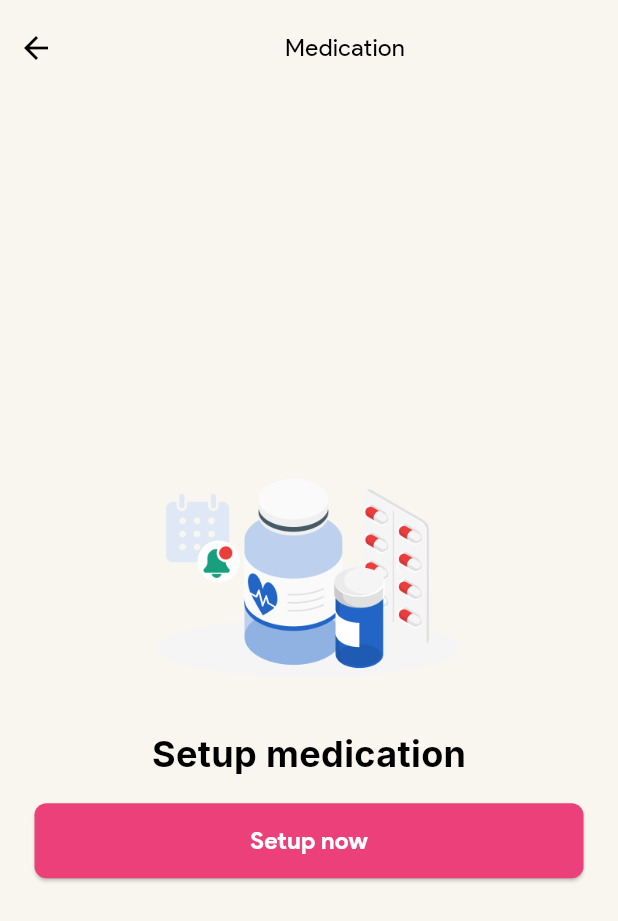
After one commit to dustin-goldenowl/safebump, a Flutter app: the MedicationScreen screen opened by its route, on a phone screen of 412 x 824 dp. The commit adds this screen. Shown: the top 921 px of the screen. Run offline on Flutter 3.47's test engine with Material 3 defaults, Android fonts, the phone set to English and light mode, and no system bars; our stand-ins replace bloc, bot_toast, cached_network_image, cloud_firestore, convex_bottom_bar, device_info_plus and 25 more; missing offline and left inert: board_datetime_picker; accounts and stored records are empty; generated files the repository leaves out were written again.

Commit message:
Show all medication page

```diff
--- a/lib/gen/assets.gen.dart
+++ b/lib/gen/assets.gen.dart
@@ -74,6 +74,10 @@ class $AssetsImagesImagesGen {
   AssetGenImage get logo =>
       const AssetGenImage('assets/images/images/logo.png');
 
+  /// File path: assets/images/images/medicine.png
+  AssetGenImage get medicine =>
+      const AssetGenImage('assets/images/images/medicine.png');
+
   /// File path: assets/images/images/provice_educational.png
   AssetGenImage get proviceEducational =>
       const AssetGenImage('assets/images/images/provice_educational.png');
@@ -101,6 +105,7 @@ class $AssetsImagesImagesGen {
         icCorrect,
         icWrong,
         logo,
+        medicine,
         proviceEducational,
         provideCommunity,
         provideTracking,
--- a/lib/src/config/constant/app_constant.dart
+++ b/lib/src/config/constant/app_constant.dart
@@ -42,7 +42,7 @@ class AppConstant {
   static List<ExtensionModel> getListExtensionData(BuildContext context) => [
         ExtensionModel(
             label: S.of(context).medicines,
-            routeName: AppRouteNames.dashboard.name,
+            routeName: AppRouteNames.medication.name,
             icon: Icons.medical_information),
         ExtensionModel(
             label: S.of(context).exercises,
--- /dev/null
+++ b/lib/src/feature/medicine/logic/medication_state.dart
@@ -0,0 +1,19 @@
+import 'package:safebump/src/network/model/medications/medication.dart';
+
+enum MedicationScreenStatus { init, fetching, fail, success }
+
+class MedicationState {
+  MedicationState({
+    required this.listMedication,
+    this.status = MedicationScreenStatus.init,
+  });
+
+  final List<MMedication> listMedication;
+  final MedicationScreenStatus status;
+  MedicationState copyWith(
+      {List<MMedication>? listMedication, MedicationScreenStatus? status}) {
+    return MedicationState(
+        listMedication: listMedication ?? this.listMedication,
+        status: status ?? this.status);
+  }
+}
--- /dev/null
+++ b/lib/src/feature/medicine/view/medication_screen.dart
@@ -0,0 +1,159 @@
+import 'package:flutter/material.dart';
+import 'package:flutter_bloc/flutter_bloc.dart';
+import 'package:safebump/gen/assets.gen.dart';
+import 'package:safebump/gen/fonts.gen.dart';
+import 'package:safebump/src/feature/medicine/logic/medication_bloc.dart';
+import 'package:safebump/src/feature/medicine/logic/medication_state.dart';
+import 'package:safebump/src/feature/medicine/widget/set_up_medication_screen.dart';
+import 'package:safebump/src/localization/localization_utils.dart';
+import 'package:safebump/src/router/coordinator.dart';
+import 'package:safebump/src/theme/colors.dart';
+import 'package:safebump/src/theme/value.dart';
+import 'package:safebump/src/utils/padding_utils.dart';
+import 'package:safebump/widget/appbar/appbar_dashboard.dart';
+import 'package:safebump/widget/button/fill_button.dart';
+
+class MedicationScreen extends StatefulWidget {
+  const MedicationScreen({Key? key}) : super(key: key);
+
+  @override
+  State<MedicationScreen> createState() => _MedicationScreenState();
+}
+
+class _MedicationScreenState extends State<MedicationScreen>
+    with SingleTickerProviderStateMixin {
+  var inited = false;
+
+  @override
+  void initState() {
+    super.initState();
+    context.read<MedicationBloc>().inital();
+  }
+
+  @override
+  Widget build(BuildContext context) {
+    return Scaffold(
+        body: SafeArea(
+      child: Column(
+        children: [
+          _renderAppBar(context),
+          BlocBuilder<MedicationBloc, MedicationState>(
+            buildWhen: (previous, current) =>
+                previous.status != current.status ||
+                previous.listMedication != current.listMedication,
+            builder: (context, state) {
+              switch (state.status) {
+                case MedicationScreenStatus.fail:
+                  return _renderFailFetchQuestion();
+                case MedicationScreenStatus.success:
+                  return state.listMedication.isEmpty
+                      ? const Expanded(child: SetupMedicationScreen())
+                      : _renderMedicationContent();
+                default:
+                  return const SizedBox.shrink();
+              }
+            },
+          )
+        ],
+      ),
+    ));
+  }
+
+  Widget _renderFailFetchQuestion() {
+    return Padding(
+      padding: const EdgeInsets.symmetric(horizontal: AppPadding.p16),
+      child: Column(
+        mainAxisSize: MainAxisSize.max,
+        mainAxisAlignment: MainAxisAlignment.center,
+        children: [
+          Assets.svg.emptyIllustratiom.svg(),
+          Text(
+            S.of(context).someThingWentWrong,
+            style: const TextStyle(
+                fontFamily: FontFamily.abel,
+                fontSize: AppFontSize.f20,
+                color: AppColors.black),
+          ),
+          XPaddingUtils.verticalPadding(height: AppPadding.p16),
+          XFillButton(
+              onPressed: () => context.read<MedicationBloc>().inital(),
+              label: Text(
+                S.of(context).tryAgain,
+                style: const TextStyle(
+                  fontFamily: FontFamily.productSans,
+                  fontWeight: FontWeight.bold,
+                  fontSize: AppFontSize.f20,
+                  color: AppColors.white,
+                ),
+              )),
+          XPaddingUtils.verticalPadding(height: AppPadding.p45),
+        ],
+      ),
+    );
+  }
+
+  Widget _renderMedicationContent() {
+    return Column(
+      children: [
+        _renderHeaderMedication(),
+        const SizedBox(height: AppSize.s10),
+        _renderTabBarView(),
+      ],
+    );
+  }
+
+  Widget _renderAppBar(BuildContext context) {
+    return XAppBarDashboard(
+      title: S.of(context).medication,
+      leading: IconButton(
+        onPressed: () {
+          AppCoordinator.pop();
+        },
+        icon: const Icon(Icons.arrow_back),
+      ),
+      isTitleCenter: true,
+    );
+  }
+
+  Widget _renderTabBarView() {
+    return Expanded(
+        child: Padding(
+      padding: const EdgeInsets.symmetric(horizontal: AppPadding.p16),
+      child: SingleChildScrollView(
+        child: _renderMedicationList(context),
+      ),
+    ));
+  }
+
+  Widget _renderMedicationList(BuildContext context) {
+    return Container();
+  }
+
+  Widget _renderHeaderMedication() {
+    return Padding(
+      padding: const EdgeInsets.symmetric(horizontal: AppPadding.p16),
+      child: Row(
+        mainAxisAlignment: MainAxisAlignment.spaceBetween,
+        children: [
+          Text(
+            S.of(context).medication,
+            textScaler: TextScaler.noScaling,
+            style: const TextStyle(
+                fontFamily: FontFamily.abel,
+                fontWeight: FontWeight.bold,
+                fontSize: AppFontSize.f24,
+                color: AppColors.black),
+          ),
+          IconButton(
+              splashColor: Colors.transparent,
+              highlightColor: Colors.transparent,
+              onPressed: () {},
+              icon: const Icon(
+                Icons.add_circle_outline,
+                color: AppColors.primary,
+              )),
+        ],
+      ),
+    );
+  }
+}
--- /dev/null
+++ b/lib/src/feature/medicine/widget/set_up_medication_screen.dart
@@ -0,0 +1,81 @@
+import 'package:flutter/material.dart';
+import 'package:safebump/gen/assets.gen.dart';
+import 'package:safebump/gen/fonts.gen.dart';
+import 'package:safebump/src/localization/localization_utils.dart';
+import 'package:safebump/src/theme/colors.dart';
+import 'package:safebump/src/theme/value.dart';
+import 'package:safebump/src/utils/padding_utils.dart';
+import 'package:safebump/widget/button/fill_button.dart';
+
+class SetupMedicationScreen extends StatelessWidget {
+  const SetupMedicationScreen({Key? key}) : super(key: key);
+
+  @override
+  Widget build(BuildContext context) {
+    return Column(
+      mainAxisSize: MainAxisSize.max,
+      mainAxisAlignment: MainAxisAlignment.center,
+      children: [
+        _renderCardContent(context),
+      ],
+    );
+  }
+
+  Widget _renderCardContent(context) {
+    return Padding(
+      padding: const EdgeInsets.symmetric(horizontal: AppPadding.p23),
+      child: Column(
+        mainAxisAlignment: MainAxisAlignment.start,
+        crossAxisAlignment: CrossAxisAlignment.center,
+        children: [
+          _renderMedicationsImage(context),
+          XPaddingUtils.verticalPadding(height: AppPadding.p16),
+          Text(
+            S.of(context).setupMedication,
+            textScaler: TextScaler.noScaling,
+            style: const TextStyle(
+                fontFamily: FontFamily.inter,
+                fontWeight: FontWeight.bold,
+                fontSize: AppFontSize.f24,
+                color: AppColors.black),
+          ),
+          XPaddingUtils.verticalPadding(height: AppPadding.p16),
+          _renderSetupButton(context),
+        ],
+      ),
+    );
+  }
+
+  Container _renderMedicationsImage(context) {
+    return Container(
+      height: 175,
+      width: 327,
+      decoration: BoxDecoration(
+        image: DecorationImage(
+          image: Assets.images.images.medicine.provider(),
+          fit: BoxFit.fitHeight,
+        ),
+      ),
+    );
+  }
+
+  Widget _renderSetupButton(context) {
+    return SizedBox(
+      width: MediaQuery.of(context).size.width,
+      child: XFillButton(
+        label: Text(
+          S.of(context).setupNow,
+          textScaler: TextScaler.noScaling,
+          style: const TextStyle(
+              fontFamily: FontFamily.productSans,
+              fontWeight: FontWeight.bold,
+              fontSize: AppFontSize.f16,
+              color: AppColors.white),
+        ),
+        onPressed: () {
+          //TODO: setup
+        },
+      ),
+    );
+  }
+}
--- a/lib/src/localization/app_en.arb
+++ b/lib/src/localization/app_en.arb
@@ -166,5 +166,26 @@
     "doTheTestAgain": "Do the test again",
     "maybeLater": "Maybe later",
     "previous": "Previous",
-    "finish": "Finish"
+    "finish": "Finish",
+    "addAMedication": "Add a medication",
+    "whatMedicationWillYouTake" : "What medication will you take?",
+    "medicationName": "Medication name",
+    "dose": "Dose",
+    "unit": "Unit(s)",
+    "notes": "Notes",
+    "addYourNotesHere": "Add your notes here",
+    "doYouWantToSetReminder": "Do you want to set reminder?",
+    "set": "Set",
+    "setReminder": "Set reminder",
+    "howOftenDoYouTakeDose": "How often do you take dose?",
+    "frequency": "Frequency",
+    "everyDay": "Everyday",
+    "timeToTake": "Time to take",
+    "addATime": "Add a time",
+    "addMore": "Add more",
+    "enterMedicationName": "Enter medication name ...",
+    "medication": "Medication",
+    "setupMedication": "Setup medication",
+    "setupNow":"Setup now",
+    "noMedication": "No medication"
 }
--- a/lib/src/locator.dart
+++ b/lib/src/locator.dart
@@ -14,6 +14,8 @@ import 'package:safebump/src/local/repo/baby_infor_local_repo.dart';
 import 'package:safebump/src/local/repo/baby_infor_local_repo_impl.dart';
 import 'package:safebump/src/network/data/baby/baby_repo.dart';
 import 'package:safebump/src/network/data/baby/baby_repo_impl.dart';
+import 'package:safebump/src/network/data/medication/medication_repository.dart';
+import 'package:safebump/src/network/data/medication/medication_repository_impl.dart';
 import 'package:safebump/src/network/data/note/note_repository.dart';
 import 'package:safebump/src/network/data/note/note_repository_impl.dart';
 import 'package:safebump/src/network/data/quiz/quiz_repository.dart';
@@ -52,6 +54,8 @@ void _locator() {
       () => ArticlesRepositoryImpl());
   GetIt.I.registerLazySingleton<VideosRepository>(() => VideosRepositoryImpl());
   GetIt.I.registerLazySingleton<QuizRepository>(() => QuizRepositoryImpl());
+  GetIt.I.registerLazySingleton<MedicationRepository>(
+      () => MedicationRepositoryImpl());
 
   GetIt.I.registerLazySingleton<DatabaseApp>((() => DatabaseApp()));
   GetIt.I.registerLazySingleton<BabyInforLocalRepo>(
@@ -61,6 +65,7 @@ void _locator() {
 }
 
 void resetSingleton() {
+  GetIt.I.resetLazySingleton<MedicationRepository>();
   GetIt.I.resetLazySingleton<BabyRepository>();
   GetIt.I.resetLazySingleton<NoteRepository>();
 }
--- /dev/null
+++ b/lib/src/network/data/medication/medication_repository.dart
@@ -0,0 +1,10 @@
+import 'package:safebump/src/network/model/common/result.dart';
+import 'package:safebump/src/network/model/medications/medication.dart';
+
+abstract class MedicationRepository {
+  Future<MResult<MMedication>> addMedication(MMedication medication);
+  Future<MResult<bool>> upsertMedication(MMedication medication);
+  Future<MResult<MMedication>> getMedication(String id);
+  Future<MResult<bool>> deleteMedication(MMedication medication);
+  Future<MResult<List<MMedication>>> getAllMedications();
+}
--- /dev/null
+++ b/lib/src/network/data/medication/medication_repository_impl.dart
@@ -0,0 +1,33 @@
+import 'package:safebump/src/network/data/medication/medication_reference.dart';
+import 'package:safebump/src/network/data/medication/medication_repository.dart';
+import 'package:safebump/src/network/model/common/result.dart';
+import 'package:safebump/src/network/model/medications/medication.dart';
+
+class MedicationRepositoryImpl extends MedicationRepository {
+  final medicationRef = MedicationReference();
+
+  @override
+  Future<MResult<MMedication>> addMedication(MMedication medication) async {
+    return await medicationRef.getOrAddMedication(medication);
+  }
+
+  @override
+  Future<MResult<bool>> upsertMedication(MMedication medication) async {
+    return await medicationRef.upsertMedication(medication);
+  }
+
+  @override
+  Future<MResult<MMedication>> getMedication(String id) async {
+    return await medicationRef.getMedication(id);
+  }
+
+  @override
+  Future<MResult<bool>> deleteMedication(MMedication medication) async {
+    return await medicationRef.deleteMedication(medication);
+  }
+
+  @override
+  Future<MResult<List<MMedication>>> getAllMedications() async {
+    return await medicationRef.getAllMedications();
+  }
+}
--- /dev/null
+++ b/lib/src/network/model/medications/medication.dart
@@ -0,0 +1,55 @@
+import 'package:json_annotation/json_annotation.dart';
+import 'package:safebump/src/config/enum/medication_enum.dart';
+
+part 'medication.g.dart';
+
+@JsonSerializable(explicitToJson: true)
+class MMedication {
+  String id;
+  String name;
+  DoseType doseType;
+  double amount;
+  String note;
+  ReminderFrequencyEnum frequency;
+  String time;
+
+      MMedication({
+    required this.id,
+    required this.name,
+    required this.doseType,
+    required this.amount,
+    required this.note,
+    required this.frequency,
+    required this.time
+  });
+
+  @override
+  String toString() {
+    return 'MMedication{id=$id, name=$name, doseType=$doseType, amount=$amount, note=$note, frequency=$frequency, time=$time}';
+  }
+
+
+    MMedication copyWith({
+    String? id,
+    String? name,
+    DoseType? doseType,
+    double? amount,
+    String? note,
+    ReminderFrequencyEnum? frequency,
+    String? time
+  }) {
+    return MMedication(
+          id: id ?? this.id,
+      name: name ?? this.name,
+      doseType: doseType ?? this.doseType,
+      amount: amount ?? this.amount,
+      note: note ?? this.note,
+      frequency: frequency ?? this.frequency,
+      time: time ?? this.time
+    );
+  }
+
+  Map<String, dynamic> toJson() => _$MMedicationToJson(this);
+
+  factory MMedication.fromJson(Map<String, dynamic> json) => _$MMedicationFromJson(json);
+}
--- a/lib/src/router/route_name.dart
+++ b/lib/src/router/route_name.dart
@@ -21,7 +21,9 @@ enum AppRouteNames {
   setting(path: '/setting'),
   aboutApp(path: '/aboutApp'),
   quiz(path: '/quiz'),
-  questionQuiz(path: 'questionQuiz', param: 'id');
+  questionQuiz(path: 'questionQuiz', param: 'id'),
+  medication(path: '/medication'),
+  addMedication(path: '/addMedication');
 
   const AppRouteNames({
     required this.path,
--- a/lib/src/router/router.dart
+++ b/lib/src/router/router.dart
@@ -25,6 +25,8 @@ import 'package:safebump/src/feature/forgot_password/logic/cubit/enter_mail_bloc
 import 'package:safebump/src/feature/forgot_password/logic/cubit/reset_password_bloc.dart';
 import 'package:safebump/src/feature/forgot_password/view/enter_mail_screen.dart';
 import 'package:safebump/src/feature/forgot_password/view/reset_password_screen.dart';
+import 'package:safebump/src/feature/medicine/logic/medication_bloc.dart';
+import 'package:safebump/src/feature/medicine/view/medication_screen.dart';
 import 'package:safebump/src/feature/on_boarding/view/on_boarding_view.dart';
 import 'package:safebump/src/feature/profile/logic/profile_bloc.dart';
 import 'package:safebump/src/feature/profile/view/profile_screen.dart';
@@ -153,6 +155,24 @@ class AppRouter {
                         },
                       ),
                     ]),
+                GoRoute(
+                    parentNavigatorKey: AppCoordinator.navigatorKey,
+                    path: AppRouteNames.medication.subPath,
+                    name: AppRouteNames.medication.name,
+                    builder: (__, _) => BlocProvider(
+                          create: (context) => MedicationBloc(),
+                          child: const MedicationScreen(),
+                        ),
+                    routes: <RouteBase>[
+                      GoRoute(
+                        parentNavigatorKey: AppCoordinator.navigatorKey,
+                        path: AppRouteNames.addMedication.subPath,
+                        name: AppRouteNames.addMedication.name,
+                        builder: (_, state) {
+                          return Container();
+                        },
+                      ),
+                    ]),
               ]),
           GoRoute(
             path: AppRouteNames.calendar.path,
```
Also changed, not shown: lib/src/config/enum/medication_enum.dart (added, +38 -0 lines), lib/src/feature/medicine/logic/medication_bloc.dart (added, +49 -0 lines), lib/src/feature/medicine/widget/add_medicine_page.dart (added, +139 -0 lines), lib/src/network/data/medication/medication_reference.dart (added, +84 -0 lines), lib/src/network/firebase/collection/collection.dart (+11 -0 lines), assets/images/images/2x/medicine.png (added), assets/images/images/3x/medicine.png (added), assets/images/images/medicine.png (added), lib/src/network/model/medications/medication.g.dart (added).
